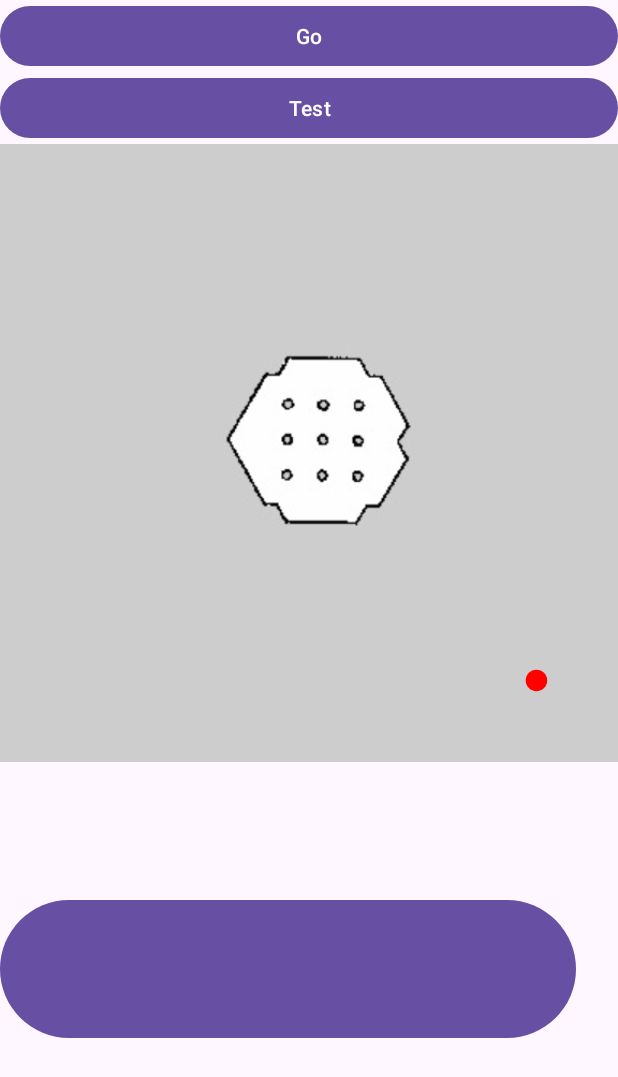
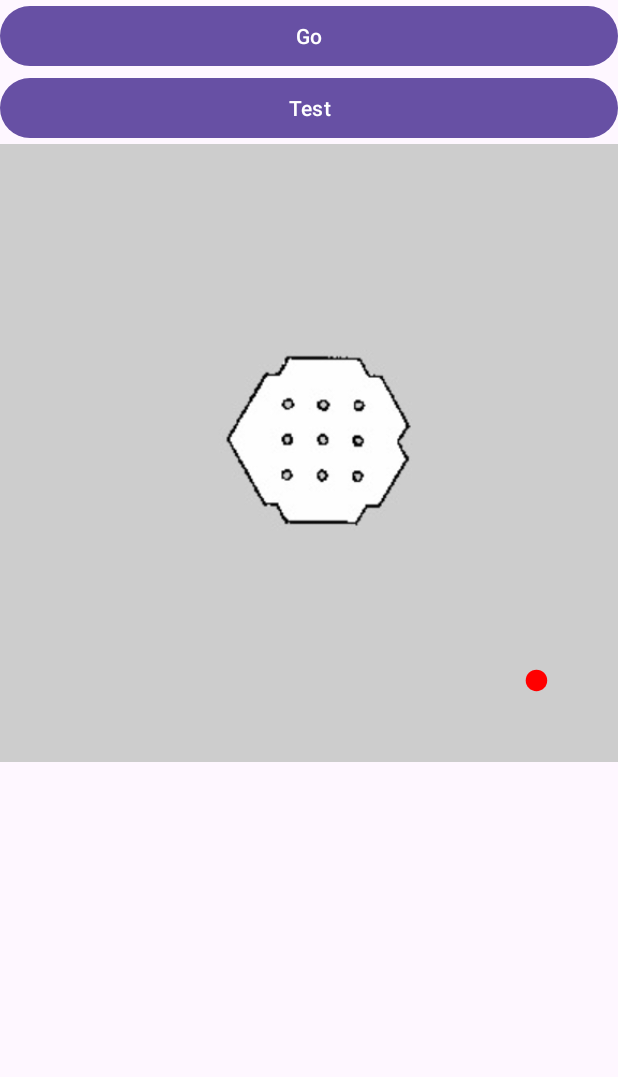
Before and after one commit to ENTC-FYP-19-G08/ismrr, an Android app: the screen it shows after launch (ActivityMap), on a phone screen of 412 x 824 dp. Shown: the top 1077 px of the screen. Run offline under Robolectric (Android 15) with nearby library versions, the phone set to English and light mode, and no system bars; our stand-ins replace Firebase (no records; nobody signed in at launch, a user with empty details on screens opened directly).

Commit message:
remove ref button

```diff
--- a/app/android/ISMRR/app/src/main/res/layout/activity_map.xml
+++ b/app/android/ISMRR/app/src/main/res/layout/activity_map.xml
@@ -27,7 +27,4 @@
 
         />
 
-<Button
-    android:layout_width="384dp"
-    android:layout_height="100dp"/>
 </LinearLayout>
```
